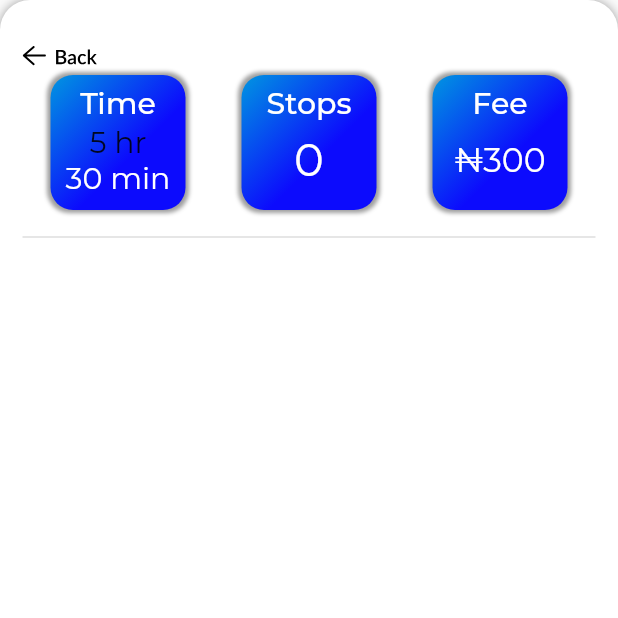
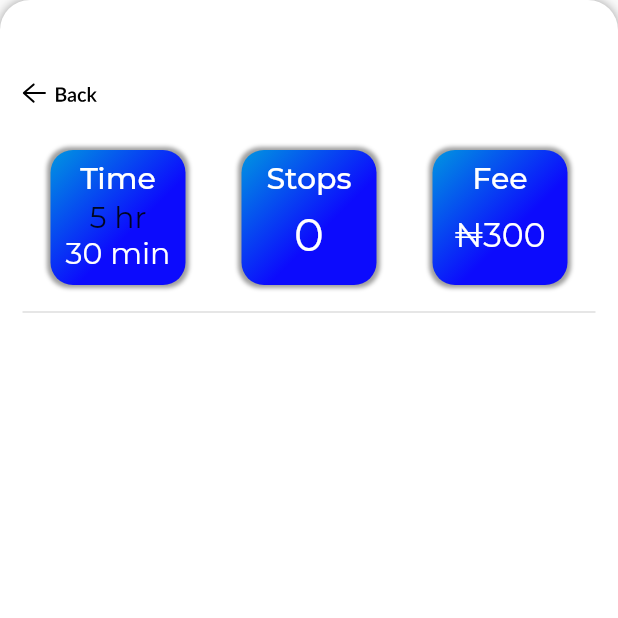
Before and after one commit to chrizyap/brt-lagos, a Flutter app: the TripDetails screen opened directly, on a phone screen of 412 x 824 dp, the top half of it. Run offline on Flutter 3.47's test engine with Material 2 defaults, Android fonts, the phone set to English and light mode, and no system bars; our stand-ins replace bloc, flutter_bloc, flutter_svg, geolocator, google_maps_flutter, latlong and 5 more; missing offline and left inert: flutter_polyline_points; project files that could hold a hidden picture were left out.

```diff
--- a/lib/Components/appBar.dart
+++ b/lib/Components/appBar.dart
@@ -16,7 +16,7 @@ class BackAppBar extends StatelessWidget {
     return PreferredSize(
       preferredSize: Size.fromHeight(50),
       child: Container(
-        height: 50,
+        height: 100,
         padding: EdgeInsets.only(top: 25),
         // alignment: Alignment.bottomCenter,
         decoration: BoxDecoration(
```
